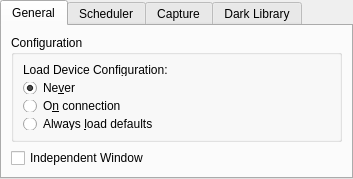
The window that kstars/ekos/opsekos.ui (KDE/kstars) describes before a commit, drawn with Qt 5.
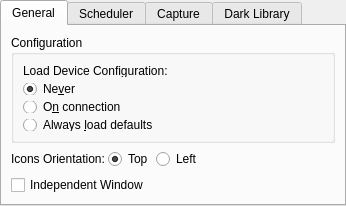
The same window after the commit.

Commit message: Add option to change orientation of Ekos module icons

```diff
--- a/kstars/ekos/opsekos.ui
+++ b/kstars/ekos/opsekos.ui
@@ -6,8 +6,8 @@
    <rect>
     <x>0</x>
     <y>0</y>
-    <width>353</width>
-    <height>179</height>
+    <width>346</width>
+    <height>206</height>
    </rect>
   </property>
   <property name="windowTitle">
@@ -65,6 +65,62 @@
       </item>
      </layout>
     </item>
+    <item>
+     <layout class="QHBoxLayout" name="horizontalLayout_3">
+      <property name="spacing">
+       <number>3</number>
+      </property>
+      <item>
+       <widget class="QLabel" name="label_4">
+        <property name="text">
+         <string>Icons Orientation:</string>
+        </property>
+       </widget>
+      </item>
+      <item>
+       <widget class="QRadioButton" name="kcfg_EkosTopIcons">
+        <property name="toolTip">
+         <string>Ekos modules icons are placed on the top of pages</string>
+        </property>
+        <property name="text">
+         <string>Top</string>
+        </property>
+        <property name="checked">
+         <bool>true</bool>
+        </property>
+        <attribute name="buttonGroup">
+         <string notr="true">ekosIconsPositionGroup</string>
+        </attribute>
+       </widget>
+      </item>
+      <item>
+       <widget class="QRadioButton" name="kcfg_EkosLeftIcons">
+        <property name="toolTip">
+         <string>Ekos module icons are placed to the left of pages</string>
+        </property>
+        <property name="text">
+         <string>Left</string>
+        </property>
+        <attribute name="buttonGroup">
+         <string notr="true">ekosIconsPositionGroup</string>
+        </attribute>
+       </widget>
+      </item>
+      <item>
+       <spacer name="horizontalSpacer_3">
+        <property name="orientation">
+         <enum>Qt::Horizontal</enum>
+        </property>
+        <property name="sizeHint" stdset="0">
+         <size>
+          <width>40</width>
+          <height>20</height>
+         </size>
+        </property>
+       </spacer>
+      </item>
+     </layout>
+    </item>
     <item>
      <widget class="QCheckBox" name="kcfg_independentWindowEkos">
       <property name="toolTip">
```
Left out of the diff: 18 changed lines with no effect on the pictures. The commit also changes 3 other files.
